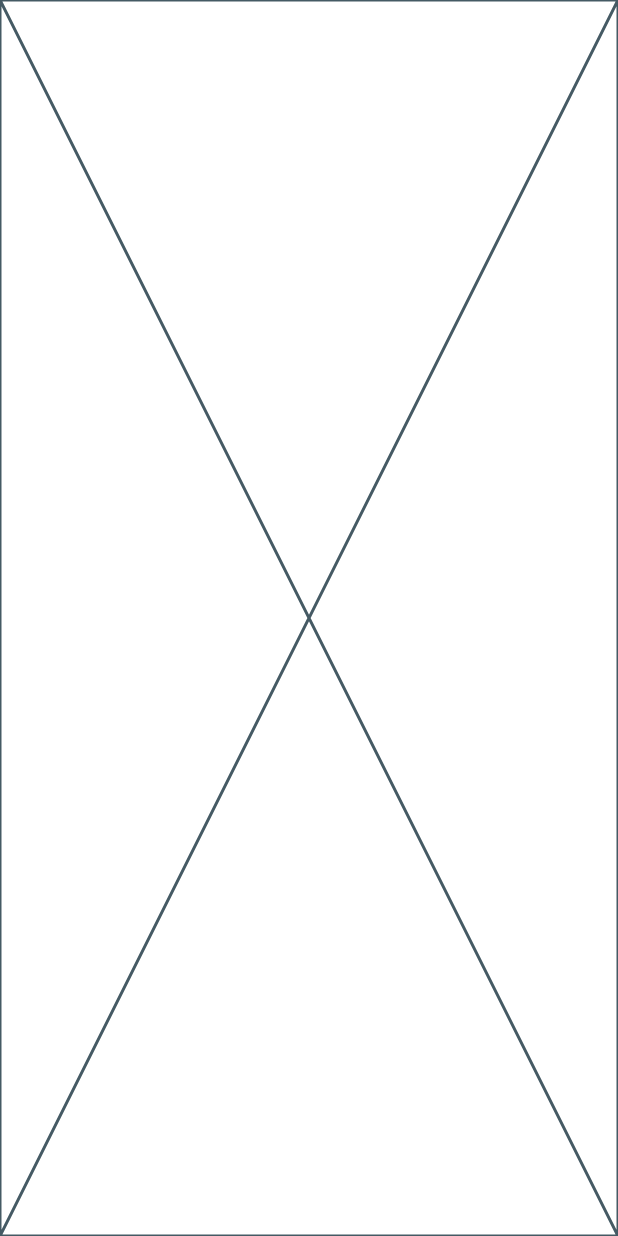
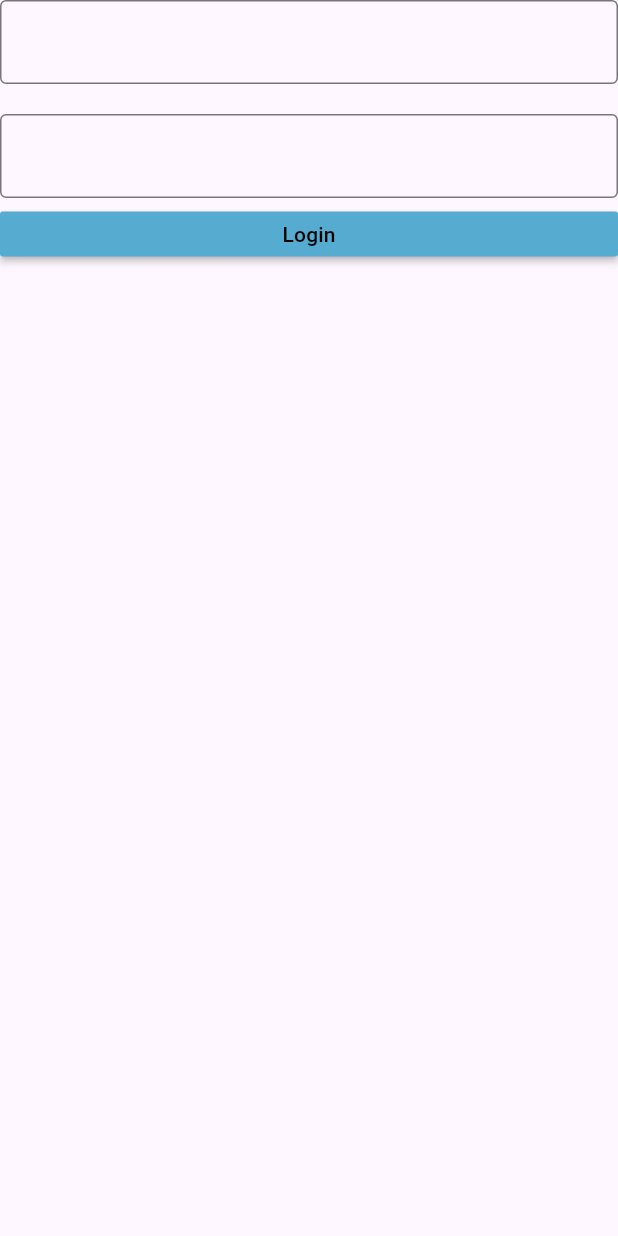
Before and after one commit to ahmad-dev7/CoTaskHub, a Flutter app: the screen it shows after launch, on a phone screen of 412 x 824 dp. Run offline on Flutter 3.47's test engine with Material 3 defaults, Android fonts, the phone set to English and light mode, and no system bars; our stand-ins replace firebase_auth, firebase_core, get, get_storage; accounts and stored records are empty.

Commit message:
second commit

```diff
--- /dev/null
+++ b/lib/constants/k_custom_button.dart
@@ -0,0 +1,20 @@
+import 'package:flutter/material.dart';
+
+class KCustomButton extends StatelessWidget {
+  final Widget child;
+  final Function() onTap;
+  final Color? color;
+  const KCustomButton(
+      {super.key, required this.child, required this.onTap, this.color});
+
+  @override
+  Widget build(BuildContext context) {
+    return MaterialButton(
+      onPressed: onTap,
+      height: 30,
+      minWidth: double.maxFinite,
+      color: color ?? const Color(0xFF55ABD0),
+      child: child,
+    );
+  }
+}
--- /dev/null
+++ b/lib/constants/k_my_text.dart
@@ -0,0 +1,30 @@
+import 'package:flutter/material.dart';
+
+class KMyText extends StatelessWidget {
+  final String text;
+  final Color? color;
+  final double? size;
+  final FontWeight? weight;
+  final TextAlign? align;
+  const KMyText(
+    this.text, {
+    super.key,
+    this.color,
+    this.size,
+    this.weight,
+    this.align,
+  });
+
+  @override
+  Widget build(BuildContext context) {
+    return Text(
+      text,
+      textAlign: align,
+      style: TextStyle(
+        color: color ?? Colors.black,
+        fontSize: size,
+        fontWeight: weight,
+      ),
+    );
+  }
+}
--- /dev/null
+++ b/lib/constants/k_textfield.dart
@@ -0,0 +1,25 @@
+import 'package:flutter/material.dart';
+
+class KTextField extends StatelessWidget {
+  final TextEditingController controller;
+  final bool? isPasswordField;
+  final String hintText;
+
+  const KTextField({
+    super.key,
+    required this.controller,
+    required this.hintText,
+    this.isPasswordField,
+  });
+
+  @override
+  Widget build(BuildContext context) {
+    return TextField(
+      controller: controller,
+      obscureText: isPasswordField ?? false,
+      decoration: const InputDecoration(
+        border: OutlineInputBorder(),
+      ),
+    );
+  }
+}
--- /dev/null
+++ b/lib/controller/get_controller.dart
@@ -0,0 +1,8 @@
+import 'package:get/get.dart';
+import 'package:get_storage/get_storage.dart';
+
+class MyController extends GetxController {
+  GetStorage box = GetStorage();
+  var userName = ''.obs;
+  var userEMail = ''.obs;
+}
--- a/lib/main.dart
+++ b/lib/main.dart
@@ -1,6 +1,10 @@
+import 'package:co_task_hub/controller/get_controller.dart';
 import 'package:co_task_hub/firebase_options.dart';
+import 'package:co_task_hub/screens/home_screen.dart';
+import 'package:co_task_hub/screens/login_screen.dart';
 import 'package:firebase_core/firebase_core.dart';
 import 'package:flutter/material.dart';
+import 'package:get/get.dart';
 
 void main() async {
   WidgetsFlutterBinding.ensureInitialized();
@@ -13,6 +17,9 @@ class MyApp extends StatelessWidget {
 
   @override
   Widget build(BuildContext context) {
-    return const Placeholder();
+    MyController ctrl = Get.put(MyController());
+    return GetMaterialApp(
+      home: ctrl.box.hasData('name') ? const HomeScreen() : const LoginScreen(),
+    );
   }
 }
--- /dev/null
+++ b/lib/screens/login_screen.dart
@@ -0,0 +1,53 @@
+import 'package:co_task_hub/constants/k_custom_button.dart';
+import 'package:co_task_hub/constants/k_custom_space.dart';
+import 'package:co_task_hub/constants/k_my_text.dart';
+import 'package:co_task_hub/constants/k_textfield.dart';
+import 'package:co_task_hub/screens/home_screen.dart';
+import 'package:co_task_hub/services/firebase_services.dart';
+import 'package:flutter/material.dart';
+import 'package:get/get.dart';
+
+class LoginScreen extends StatelessWidget {
+  const LoginScreen({super.key});
+
+  @override
+  Widget build(BuildContext context) {
+    TextEditingController emailController = TextEditingController();
+    TextEditingController passwordController = TextEditingController();
+    onLogin() async {
+      bool isValidUser = await FirebaseServices().loginUser(
+        email: emailController.text,
+        password: passwordController.text,
+      );
+      if (isValidUser) {
+        Get.to(() => const HomeScreen());
+      } else {
+        Get.snackbar('Error', 'Fill email & password fields correctly');
+      }
+    }
+
+    return Scaffold(
+      body: Center(
+        child: Column(
+          crossAxisAlignment: CrossAxisAlignment.center,
+          children: [
+            // Email Textfield
+            KTextField(
+              controller: emailController,
+              hintText: 'Enter your email',
+            ),
+            const KVerticalSpace(),
+            // Password TextField
+            KTextField(
+              controller: passwordController,
+              hintText: 'Enter your password',
+              isPasswordField: true,
+            ),
+            // Login button
+            KCustomButton(onTap: () => onLogin, child: const KMyText('Login'))
+          ],
+        ),
+      ),
+    );
+  }
+}
```
Also changed, not shown: lib/constants/k_custom_space.dart (added, +22 -0 lines), lib/screens/home_screen.dart (added, +28 -0 lines), lib/screens/signup_screen.dart (added, +60 -0 lines), lib/services/firebase_services.dart (added, +44 -0 lines), pubspec.yaml (+7 -3 lines), pubspec.lock, 4 other files.
